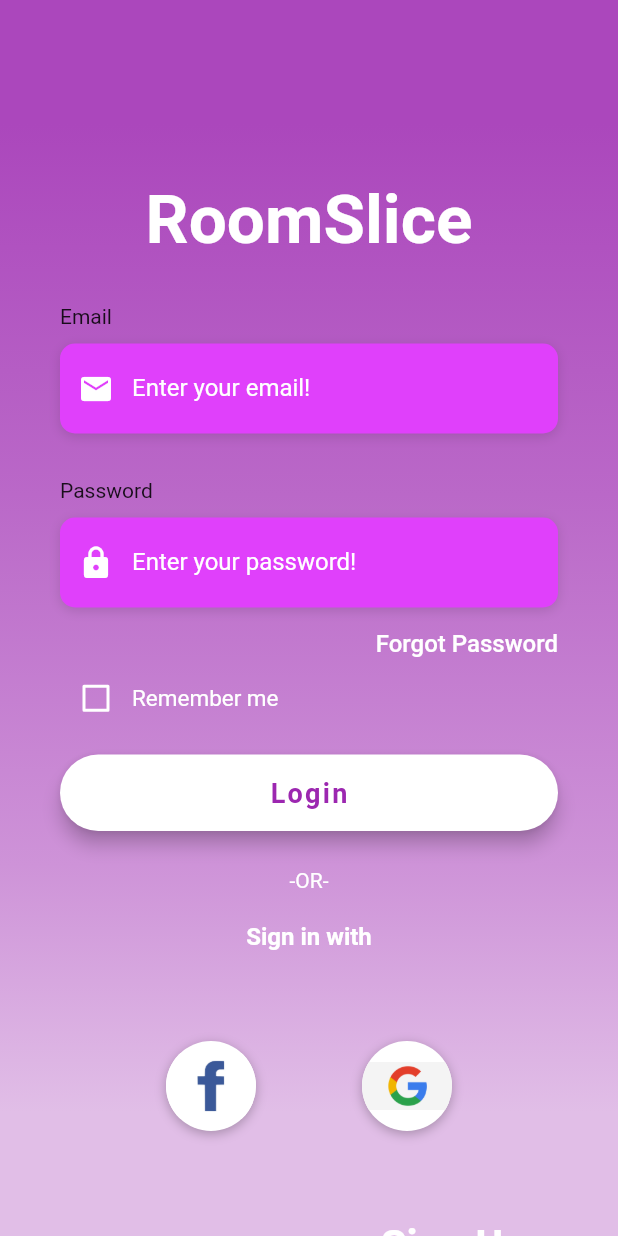
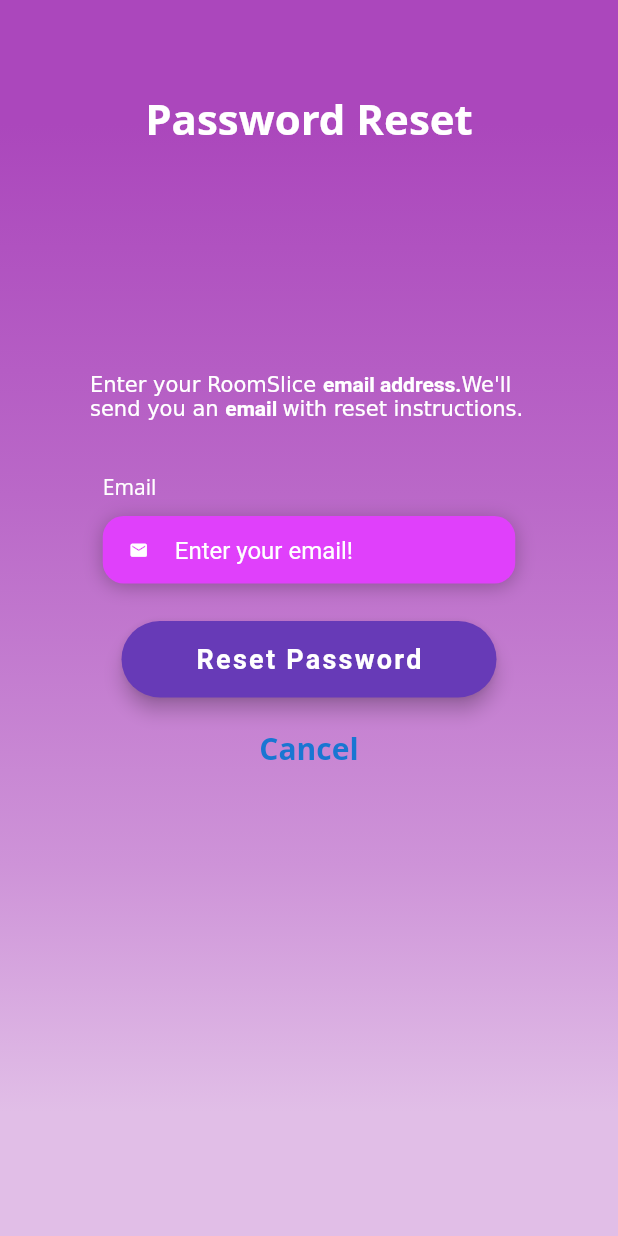
Before and after one commit to jay-CS/RoomSliceAppClient, a Flutter app: the screen it shows after launch, after a tap on "Forgot Password", on a phone screen of 412 x 824 dp. Run offline on Flutter 3.47's test engine with Material 2 defaults, Android fonts, the phone set to English and light mode, and no system bars; our stand-ins replace curved_navigation_bar; network calls fail; Roboto replaces fonts that are missing (Open Sans, OpenSans).

Commit message:
My Pages

```diff
--- /dev/null
+++ b/Roomslice/lib/forgotPasswordPage.dart
@@ -0,0 +1,204 @@
+import 'package:flutter/material.dart';
+import 'package:flutter/services.dart';
+import './loginPage.dart';
+
+class ForgotPasswordPage extends StatefulWidget {
+  _ForgotPasswordPageState createState() => _ForgotPasswordPageState();
+}
+
+class _ForgotPasswordPageState extends State<ForgotPasswordPage> {
+
+Widget _buildInstructions() {
+  return Container(
+      child: RichText(
+        text: TextSpan(
+          children:[ TextSpan(
+            text: "Enter your RoomSlice ",
+          ),
+          TextSpan(
+            text: "email address.",
+            style: TextStyle(
+              color: Colors.white,
+              fontWeight:FontWeight.bold
+            )
+          ),
+          TextSpan(
+            text: "We'll send you an "
+          ),
+          TextSpan(
+            text: "email ",
+            style: TextStyle(
+              color: Colors.white,
+              fontWeight:FontWeight.bold
+            )
+          ),
+          TextSpan(
+            text: "with reset instructions."
+          ),
+          ]
+        )
+      )
+    );
+}
+
+Widget _buildForgotPassword() {
+  return GestureDetector(
+    child: Column(
+      crossAxisAlignment: CrossAxisAlignment.start,
+      children: <Widget>[
+        Text(
+          "Email",
+          style: TextStyle(
+            color: Colors.white,
+            fontFamily: "Open Sans",
+            fontSize: 14.0,
+          ),
+        ),
+        SizedBox(height: 10.0),
+        Container(
+          height: 45.0,
+          width: 275,
+          padding: EdgeInsets.symmetric(),
+          alignment: Alignment.center,
+          decoration: BoxDecoration(
+            color: Colors.purpleAccent,
+            borderRadius: BorderRadius.circular(14.00),
+            boxShadow: [BoxShadow(
+              color: Colors.black26,
+              blurRadius: 10.0,
+              offset: Offset(0, 2)
+            )]
+          ),
+          child: TextField(
+            //controller: emailController,
+            style: TextStyle(
+              color: Colors.white
+            ),
+            keyboardType: TextInputType.emailAddress,
+            decoration: InputDecoration(
+              border: InputBorder.none,
+              prefixIcon: Icon(
+                Icons.email,
+                size: 13.0,
+                color: Colors.white,
+              ),
+              hintText: 'Enter your email!',
+              hintStyle: TextStyle(color: Colors.white)
+            ),
+          ),
+        ),
+
+      ],
+    )
+  );
+}
+
+
+Widget _buildResetPasswordButton() {
+  return GestureDetector(
+    child: Container(
+    width: 250,
+    padding: EdgeInsets.only(top: 25.0, bottom: 10),
+      child: RaisedButton(
+        elevation: 5.00,
+        onPressed: () {
+          print("FUCK IM HIGH");
+        },
+        padding:EdgeInsets.all(15.0),
+        shape: RoundedRectangleBorder(borderRadius: BorderRadius.circular(30.0)),
+        color: Colors.deepPurple,
+        child: Text(
+          "Reset Password",
+          style:TextStyle(
+            color: Colors.white,
+            letterSpacing: 1.5,
+            fontSize: 18.0,
+            fontWeight: FontWeight.bold,
+            fontFamily: "OpenSans"
+          )
+        )
+      ),
+    ),
+  );
+}
+
+Widget _buildCancelButton() {
+  return Container(
+    child: FlatButton(
+      onPressed: () {
+        Navigator.push(context,MaterialPageRoute(builder: (context) => LoginPage()),);
+      },
+      child: Text(
+        "Cancel",
+        style: TextStyle(
+          color: Colors.blue[700],
+          fontSize: 20.0,
+          fontFamily: "Open Sans",
+          fontWeight: FontWeight.bold
+          //decoration: TextDecoration.underline
+        ),
+      ),
+    )
+  );
+}
+
+  @override
+  Widget build(BuildContext context) {
+    return Scaffold(
+      body: AnnotatedRegion<SystemUiOverlayStyle>(
+        value: SystemUiOverlayStyle.light,
+        child:Stack(
+          children: <Widget>[
+            Container(
+                height: double.infinity,
+                width: double.infinity,
+                decoration: BoxDecoration(
+                  gradient: LinearGradient(
+                    begin: Alignment.topCenter,
+                    end: Alignment.bottomCenter,
+                    colors: [
+                      Colors.purple[400],
+                      Colors.purple[300],
+                      Colors.purple[200],
+                      Colors.purple[100],
+                    ],
+                    stops: [0.1, 0.4, 0.7, 0.9],
+                  ),
+                ),
+              ),
+            Container(
+              height: double.infinity,
+              padding: EdgeInsets.symmetric(
+                  horizontal: 60.0,
+                  vertical: 60.0,
+              ),
+              child: SingleChildScrollView(
+                physics: AlwaysScrollableScrollPhysics(),
+                child: Column(
+                  children: <Widget>[
+                    Text(
+                      "Password Reset",
+                      style: TextStyle(
+                        color: Colors.white,
+                        fontSize: 28.0,
+                        fontFamily: "Open Sans",
+                        fontWeight: FontWeight.bold
+                      )
+                    ),
+                    SizedBox(height: 150.0),
+                    _buildInstructions(),
+                    SizedBox(height: 35.0),
+                    _buildForgotPassword(),
+                    _buildResetPasswordButton(),
+                    _buildCancelButton()
+                  ]
+                )
+              )
+            ),
+
+          ],
+        )
+      ),
+    );
+  }
+}
--- a/Roomslice/lib/loginPage.dart
+++ b/Roomslice/lib/loginPage.dart
@@ -1,7 +1,9 @@
 import 'package:flutter/material.dart';
 import 'package:flutter/services.dart';
 import 'package:http/http.dart';
+import './signupPage.dart';
 import './main.dart';
+import './forgotPasswordPage.dart';
 
 class LoginPage extends StatefulWidget {
   @override
@@ -10,10 +12,10 @@
 
 class _LoginPageState extends State<LoginPage> {
 
-  final email_Controller = TextEditingController();
-  final pass_Controller = TextEditingController();
+  final emailController = TextEditingController();
+  final passController = TextEditingController();
 
-  bool _RememberMe = false;
+  bool _rememberMe = false;
 
   Future<int> _makePostRequest(String username, String password) async {
   // set up POST request arguments
@@ -37,6 +39,7 @@
   Widget _buildEmail() {
     return Column(
       crossAxisAlignment: CrossAxisAlignment.start,
+      mainAxisAlignment: MainAxisAlignment.spaceAround,
       children: <Widget>[
         Text(
           "Email",
@@ -58,7 +61,7 @@
           height: 60.0,
           child:TextField(
             keyboardType: TextInputType.emailAddress,
-            controller: email_Controller,
+            controller: emailController,
             style: TextStyle(
               color: Colors.white
               ),
@@ -108,7 +111,7 @@
               color: Colors.white,
               fontFamily: 'OpenSans'
               ),
-            controller: pass_Controller,
+            controller: passController,
             decoration: InputDecoration(
               border: InputBorder.none,
               contentPadding: EdgeInsets.only(top: 14.0),
@@ -142,7 +145,7 @@
                     activeColor: Colors.white,
                     onChanged: (value) {
                       setState(() {
-                        _RememberMe = value;
+                        _rememberMe = value;
                       });
                     }
                   ),
@@ -165,14 +168,17 @@
     return Container(
       alignment: Alignment.centerRight,
       child:FlatButton(
-        onPressed: () => print("Forgot Password Pressed"),
+        onPressed: () {
+          ////FIX: CHange SignupPage to ForgotPassword Page
+          Navigator.push(context,MaterialPageRoute(builder: (context) => ForgotPasswordPage()),);
+        },
         padding: EdgeInsets.only(right: 0.0),
         child: Text(
           "Forgot Password",
           style: TextStyle(
             fontSize: 16.0,
             fontFamily: 'OpenSans',
-            color: Colors.white
+            color: Colors.white,
           ),
         ),
       )
@@ -188,7 +194,7 @@
       child: RaisedButton(
         elevation: 5.0,
         onPressed: () {
-          _makePostRequest(email_Controller.text,pass_Controller.text).then((int value) {
+          _makePostRequest(emailController.text,passController.text).then((int value) {
             if(value == 200) {
               Navigator.push(context,MaterialPageRoute(builder: (context) => Roomify()),);
             }
@@ -282,7 +288,9 @@
 /// Creates the button that allows for people to sign up and register an account
 Widget _buildSignUpButton() {
   return GestureDetector(
-    onTap: () => print("Sign up button pressed"),
+    onTap: () {
+      Navigator.push(context,MaterialPageRoute(builder: (context) => SignupPage()),);
+    },
     child: RichText(
       text: TextSpan(
         children: [
--- a/Roomslice/lib/main.dart
+++ b/Roomslice/lib/main.dart
@@ -17,7 +17,7 @@ class MyApp extends StatelessWidget{
     return MaterialApp(
       title: 'Flutter Login UI',
       debugShowCheckedModeBanner: false,
-      home:LoginPage()
+       home:LoginPage()
       );
   }
 }
@@ -81,7 +81,7 @@ class RoomifyState extends State<Roomify>{
               Icons.settings,
               color: Colors.purple,
               size: 25,
-            )
+            ),
           ],
           color: Colors.white,
           buttonBackgroundColor: Colors.white,
```
Also changed, not shown: Roomslice/lib/signupPage.dart (added, +255 -0 lines).
